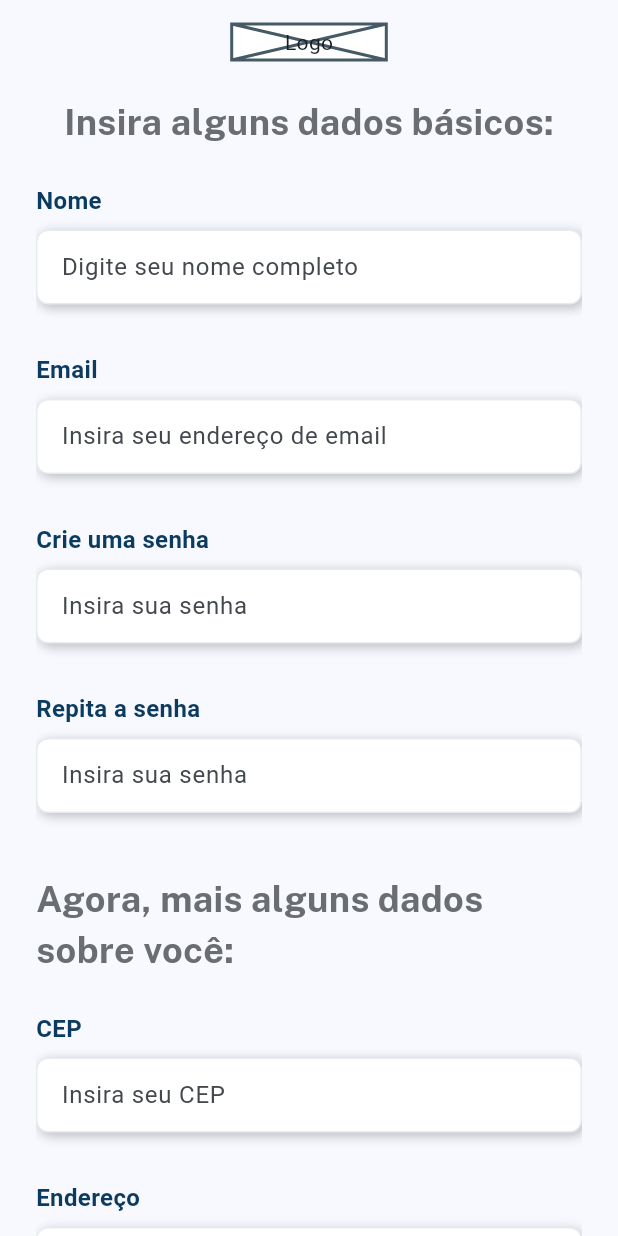
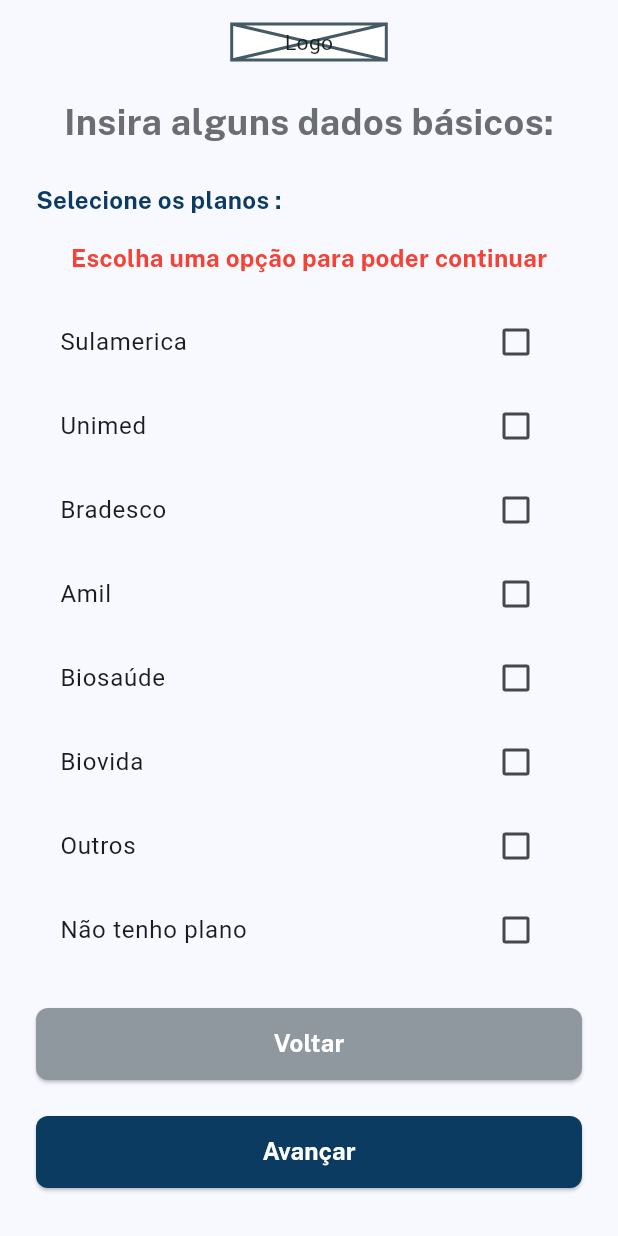
Before and after one commit to otaviohenrique1/voll_med, a Flutter app: the Cadastro screen opened directly, on a phone screen of 412 x 824 dp. Run offline on Flutter 3.47's test engine with Material 2 defaults, Android fonts, the phone set to English and light mode, and no system bars; our stand-ins replace mask_text_input_formatter.

Commit message:
commit 19

```diff
--- /dev/null
+++ b/lib/components/campo_checkbox.dart
@@ -0,0 +1,33 @@
+import 'package:flutter/material.dart';
+
+class CheckboxModel {
+  CheckboxModel({required this.texto, this.checked = false});
+
+  String texto;
+  bool checked;
+}
+
+class CampoCheckbox extends StatefulWidget {
+  const CampoCheckbox({super.key, required this.item});
+
+  final CheckboxModel item;
+
+  @override
+  State<CampoCheckbox> createState() => _CampoCheckboxState();
+}
+
+class _CampoCheckboxState extends State<CampoCheckbox> {
+  @override
+  Widget build(BuildContext context) {
+    return CheckboxListTile(
+      title: Text(widget.item.texto),
+      value: widget.item.checked,
+      onChanged: (value) {
+        setState(() {
+          // bool validaValor = (value == null) ? false : true;
+          widget.item.checked = value!;
+        });
+      },
+    );
+  }
+}
--- a/lib/main.dart
+++ b/lib/main.dart
@@ -1,5 +1,6 @@
 import 'package:flutter/material.dart';
-import 'package:voll_med/pages/login.dart';
+import 'package:voll_med/pages/cadastro.dart';
+// import 'package:voll_med/pages/login.dart';
 
 void main() {
   runApp(const VollMed());
@@ -19,7 +20,8 @@
             const AppBarTheme(backgroundColor: Color.fromRGBO(0, 33, 61, 1)),
         useMaterial3: true,
       ),
-      home: const Login(),
+      // home: const Login(),
+      home: const Cadastro(),
     );
   }
 }
--- a/lib/pages/cadastro.dart
+++ b/lib/pages/cadastro.dart
@@ -1,4 +1,5 @@
 import 'package:flutter/material.dart';
+import 'package:voll_med/components/campo_checkbox.dart';
 import 'package:voll_med/pages/login.dart';
 import 'package:voll_med/styles/fonts.dart';
 import 'package:voll_med/utils/validators.dart';
@@ -47,10 +48,22 @@
     super.dispose();
   }
 
-  bool isChecked = false;
+  final List<CheckboxModel> itens = [
+    CheckboxModel(texto: "Sulamerica"),
+    CheckboxModel(texto: "Unimed"),
+    CheckboxModel(texto: "Bradesco"),
+    CheckboxModel(texto: "Amil"),
+    CheckboxModel(texto: "Biosaúde"),
+    CheckboxModel(texto: "Biovida"),
+    CheckboxModel(texto: "Outros"),
+    CheckboxModel(texto: "Não tenho plano"),
+  ];
 
   @override
   Widget build(BuildContext context) {
+    List<CheckboxModel> itensMarcados =
+        List.from(itens.where((item) => item.checked));
+
     return Scaffold(
       appBar: AppBar(
         toolbarHeight: 0,
@@ -67,7 +80,9 @@
               key: formKey,
               child: Column(
                 children: [
-                  Column(
+                  Visibility(
+                    visible: false,
+                    child: Column(
                       children: [
                         const SizedBox(height: 24),
                         const Titulo(
@@ -118,6 +133,7 @@
                         ),
                       ],
                     ),
+                  ),
 /**
  *
  *
@@ -127,7 +143,9 @@
  *
  *
  */
-                  Column(
+                  Visibility(
+                    visible: false,
+                    child: Column(
                       children: [
                         const SizedBox(height: 24),
                         const Titulo(
@@ -191,6 +209,7 @@
                         ),
                       ],
                     ),
+                  ),
 /**
  *
  *
@@ -221,33 +240,41 @@
                           ),
                         ),
                       ),
-                      Checkbox(
-                        checkColor: Colors.white,
-                        value: isChecked,
-                        onChanged: (bool? value) {
-                          setState(() {
-                            isChecked = value!;
-                          });
-                        },
+                      // Column(
+                      //   children: [
+                      //     ListView.builder(
+                      //       shrinkWrap: true,
+                      //       itemCount: 8,
+                      //       itemBuilder: (context, index) {
+                      //         return CampoCheckbox(item: itens[index]);
+                      //       },
+                      //     ),
+                      //   ],
+                      // ),
+                      // Text("${itensMarcados.length}"),
+                      Visibility(
+                        visible: (itensMarcados.isEmpty) ? true : false,
+                        child: const Padding(
+                          padding: EdgeInsets.symmetric(vertical: 16),
+                          child: Text(
+                            "Escolha uma opção para poder continuar",
+                            style: TextStyle(
+                              color: Colors.red,
+                              fontSize: 16,
+                              fontFamily: fontFamily,
+                              fontWeight: fontWeightBold,
                             ),
-                      Checkbox(
-                        checkColor: Colors.white,
-                        value: isChecked,
-                        onChanged: (bool? value) {
-                          setState(() {
-                            isChecked = value!;
-                          });
-                        },
                           ),
-                      Checkbox(
-                        checkColor: Colors.white,
-                        value: isChecked,
-                        onChanged: (bool? value) {
-                          setState(() {
-                            isChecked = value!;
-                          });
-                        },
                         ),
+                      ),
+                      CampoCheckbox(item: itens[0]),
+                      CampoCheckbox(item: itens[1]),
+                      CampoCheckbox(item: itens[2]),
+                      CampoCheckbox(item: itens[3]),
+                      CampoCheckbox(item: itens[4]),
+                      CampoCheckbox(item: itens[5]),
+                      CampoCheckbox(item: itens[6]),
+                      CampoCheckbox(item: itens[7]),
                     ],
                   ),
 /**
@@ -262,14 +289,15 @@
                   const SizedBox(height: 24),
                   Botao(
                     onPressed: () {
-                      if (formKey.currentState!.validate()) {
-                        Navigator.pop(
-                          context,
-                          MaterialPageRoute(
-                            builder: (context) => const Login(),
-                          ),
-                        );
-                      }
+                      // if (formKey.currentState!.validate()) {
+                      //   Navigator.pop(
+                      //     context,
+                      //     MaterialPageRoute(
+                      //       builder: (context) => const Login(),
+                      //     ),
+                      //   );
+                      // }
+                      setState(() {});
                     },
                     label: "Voltar",
                     backgroundColor: cinza2,
@@ -279,12 +307,12 @@
                   Botao(
                     onPressed: () {
                       if (formKey.currentState!.validate()) {
-                        Navigator.pop(
-                          context,
-                          MaterialPageRoute(
-                            builder: (context) => const Login(),
-                          ),
-                        );
+                        //   Navigator.pop(
+                        //     context,
+                        //     MaterialPageRoute(
+                        //       builder: (context) => const Login(),
+                        //     ),
+                        //   );
                       }
                     },
                     label: "Avançar",
--- /dev/null
+++ b/lib/pages/teste.dart
@@ -0,0 +1,78 @@
+import 'package:flutter/material.dart';
+
+class CheckBoxModel {
+  CheckBoxModel({required this.texto, this.checked = false});
+
+  String texto;
+  bool checked;
+}
+
+class CheckboxWidget extends StatefulWidget {
+  const CheckboxWidget({super.key, required this.item});
+
+  final CheckBoxModel item;
+
+  @override
+  State<CheckboxWidget> createState() => _CheckboxWidgetState();
+}
+
+class _CheckboxWidgetState extends State<CheckboxWidget> {
+  @override
+  Widget build(BuildContext context) {
+    return CheckboxListTile(
+      title: Text(widget.item.texto),
+      value: widget.item.checked,
+      onChanged: (bool? value) {
+        setState(() {
+          widget.item.checked = value!;
+        });
+      },
+    );
+  }
+}
+
+final Color darkBlue = Color.fromARGB(255, 18, 32, 47);
+
+class App2 extends StatelessWidget {
+  App2({super.key});
+
+  /* Uma lista de itens que podem estar vindo da sua API */
+  final List<CheckBoxModel> itens = [
+    CheckBoxModel(texto: "Matheus"),
+    CheckBoxModel(texto: "Renato"),
+    CheckBoxModel(texto: "Julio"),
+    CheckBoxModel(texto: "Miguel"),
+    CheckBoxModel(texto: "Murilo"),
+    CheckBoxModel(texto: "Leticia"),
+    CheckBoxModel(texto: "Nadir"),
+  ];
+
+  @override
+  Widget build(BuildContext context) {
+    return MaterialApp(
+      theme: ThemeData.dark().copyWith(scaffoldBackgroundColor: darkBlue),
+      debugShowCheckedModeBanner: false,
+      home: Scaffold(
+          body: ListView.builder(
+            itemCount: itens.length,
+            itemBuilder: (_, int index) {
+              return CheckboxWidget(item: itens[index]);
+            },
+          ),
+          floatingActionButton: FloatingActionButton(
+            child: Icon(Icons.apps),
+            onPressed: listarApenasMarcados,
+          )),
+    );
+  }
+
+  /* Aqui é como separamos apenas os registros marcados */
+  void listarApenasMarcados() {
+    List<CheckBoxModel> itensMarcados =
+        List.from(itens.where((item) => item.checked));
+
+    itensMarcados.forEach((item) {
+      print(item.texto);
+    });
+  }
+}
```
Also changed, not shown: lib/utils/validators.dart (+8 -0 lines). Lines whose indentation alone changed are shown as unchanged.
